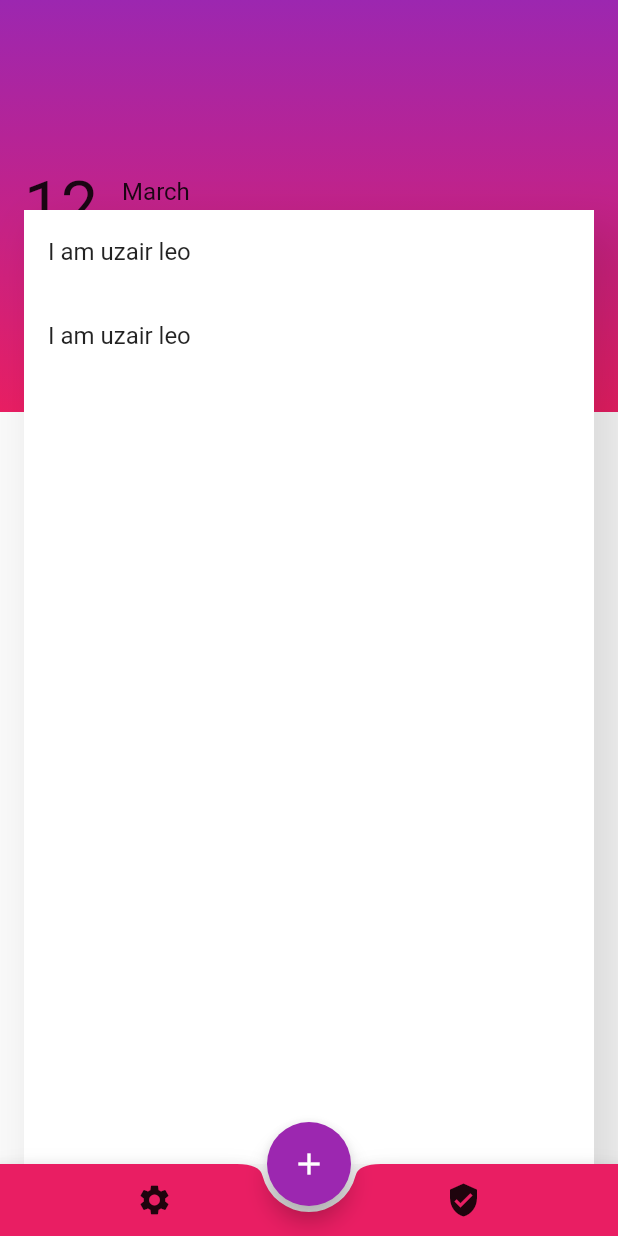
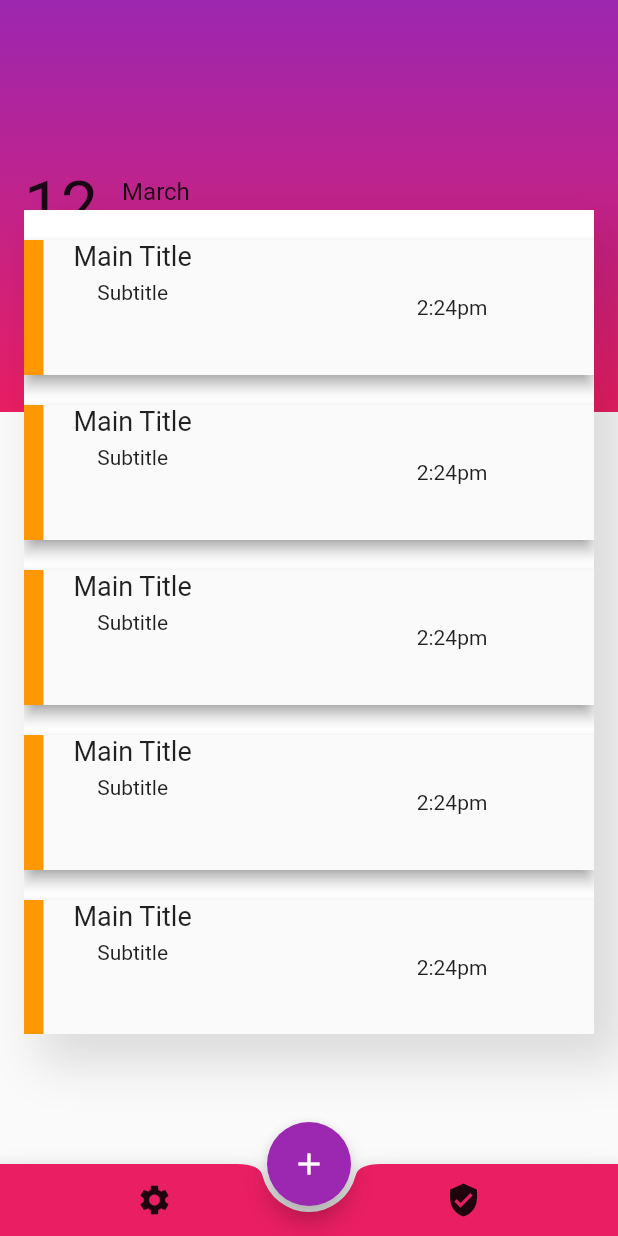
Before and after one commit to uzairleo/Flutter_TaskList-anotherSmartApproach-, a Flutter app: the screen it shows after launch, on a phone screen of 412 x 824 dp. Run offline on Flutter 3.47's test engine with Material 2 defaults, Android fonts, the phone set to English and light mode, and no system bars.

Commit message:
add customListTile()

```diff
--- a/lib/main.dart
+++ b/lib/main.dart
@@ -75,6 +75,7 @@ class _TaskKeeperState extends State<TaskKeeper> {
               left: 16.0,
               right: 16.0,
               child: Container(
+                width: 380,
                 decoration: BoxDecoration(
                   color: Colors.white,
                   boxShadow:[
@@ -89,13 +90,8 @@ class _TaskKeeperState extends State<TaskKeeper> {
                         )
                   ],
                 ) ,
-                height:MediaQuery.of(context).size.height,
-              child: ListView.builder(
-                itemCount: 2,
-                itemBuilder: (context,index)
-                {
-                  return ListTile(title: Text("I am uzair leo"),);
-                }),
+                height:MediaQuery.of(context).size.height/1.5,
+              child: taskListView(),
               )
               ),
 
@@ -103,4 +99,58 @@ class _TaskKeeperState extends State<TaskKeeper> {
       ),
     );
   }
+  Widget taskListView()
+  {
+    return ListView.builder(
+                itemCount: 12,
+                itemBuilder: (context,index)
+                {
+                  return taskListTile();
+                });
+  }
+
+  Widget taskListTile()
+  {
+    return Container(
+      height: 90,
+      margin: EdgeInsets.only(top:20.0),
+      // width: 200,
+      child: Material(
+        shadowColor: Colors.grey,
+        elevation: 4.0,
+        child: Row(
+          mainAxisAlignment:MainAxisAlignment.start,
+          children: <Widget>[
+            // SizedBox(width:10.0),
+            Container(
+              color:Colors.orange,
+              width:13,
+              // height:
+            ),
+            SizedBox(width:20),
+            Align(
+              alignment:Alignment.topLeft,
+              child: Column(
+                mainAxisAlignment: MainAxisAlignment.start,
+                children:<Widget>[
+                  Text("Main Title",
+                  style: TextStyle(fontSize: 18.0),),
+                  SizedBox(height:6.0),
+                  Text("Subtitle",
+                  style: TextStyle(fontSize: 14.0))
+                ]
+              ),
+            ),
+            Padding(
+              padding: const EdgeInsets.only(left:150.0),
+              child: Align(
+                alignment:Alignment.centerRight,
+                child:Text("2:24pm")
+              ),
+            )
+          ],
+        ),
+      ),
+    );
+  }
 }
```
